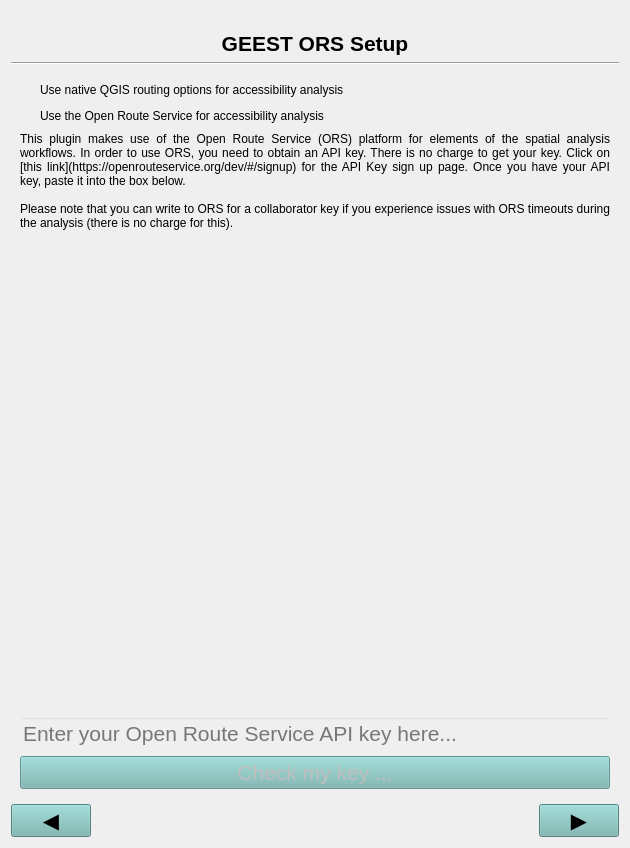
Old version of the form geest/ui/ors_panel_base.ui in the repository worldbank/GEEST.
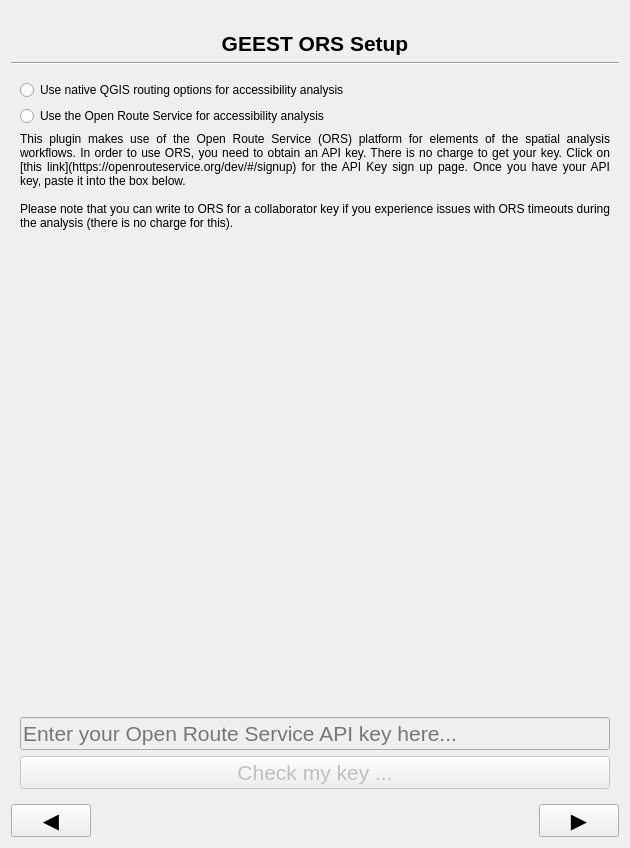
New version of the form. Icons and pictures are not drawn.

Diff of the .ui file:
```diff
--- a/geest/ui/ors_panel_base.ui
+++ b/geest/ui/ors_panel_base.ui
@@ -35,9 +35,6 @@
          <pointsize>16</pointsize>
         </font>
        </property>
-       <property name="styleSheet">
-        <string notr="true">background-color: rgba(118, 182, 178, 255);</string>
-       </property>
        <property name="text">
         <string>◀️</string>
        </property>
@@ -75,9 +72,6 @@
          <pointsize>16</pointsize>
         </font>
        </property>
-       <property name="styleSheet">
-        <string notr="true">background-color: rgba(118, 182, 178, 255);</string>
-       </property>
        <property name="text">
         <string>▶️</string>
        </property>
@@ -123,9 +117,6 @@
    </item>
    <item row="3" column="0">
     <widget class="QScrollArea" name="scrollArea">
-     <property name="styleSheet">
-      <string notr="true">background-color: rgba(0, 0, 0, 0);</string>
-     </property>
      <property name="frameShape">
       <enum>QFrame::NoFrame</enum>
      </property>
@@ -152,9 +143,6 @@
            <pointsize>16</pointsize>
           </font>
          </property>
-         <property name="styleSheet">
-          <string notr="true">background-color: rgba(118, 182, 178, 255);</string>
-         </property>
          <property name="text">
           <string>Check my key ...</string>
          </property>
```
